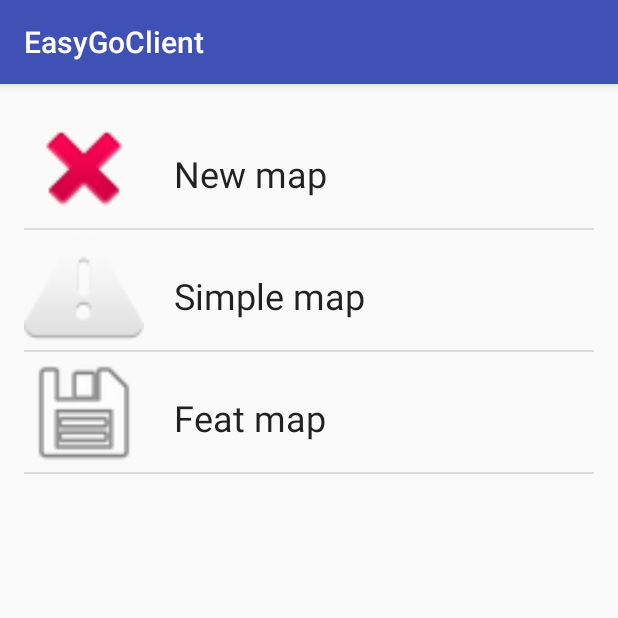
After one commit to AnastasiaFe/EasyGo, an Android app: the MapsActivity screen opened directly, with no data from a screen before it, on a phone screen of 412 x 824 dp, the top half of it. The commit adds this screen. Run offline under Robolectric (Android 15) with nearby library versions, the phone set to English and light mode, and no system bars; our stand-ins replace data binding.

Commit message:
Added Maps activity

```diff
--- a/EasyGoClient/app/src/main/AndroidManifest.xml
+++ b/EasyGoClient/app/src/main/AndroidManifest.xml
@@ -37,7 +37,8 @@
                 <category android:name="android.intent.category.LAUNCHER" />
             </intent-filter>
         </activity>
-        <activity android:name="ua.nure.easygo.activities.PointActivity"></activity>
+        <activity android:name="ua.nure.easygo.activities.PointActivity" />
+        <activity android:name="ua.nure.easygo.activities.MapsActivity"></activity>
     </application>
 
 </manifest>
--- /dev/null
+++ b/EasyGoClient/app/src/main/java/ua/nure/easygo/activities/MapsActivity.java
@@ -0,0 +1,36 @@
+package ua.nure.easygo.activities;
+
+import android.content.Intent;
+import android.support.v7.app.AppCompatActivity;
+import android.os.Bundle;
+import android.view.View;
+import android.widget.AdapterView;
+import android.widget.ListView;
+
+import easygo.nure.ua.easygoclient.BR;
+import easygo.nure.ua.easygoclient.R;
+import ua.nure.easygo.adapters.BaseBindableAdapter;
+import ua.nure.easygo.model.Map;
+import ua.nure.easygo.rest.ControllerStub;
+
+public class MapsActivity extends AppCompatActivity implements AdapterView.OnItemClickListener {
+    public static final String EXTRA_MAP_ID = "map_id";
+
+
+    @Override
+    protected void onCreate(Bundle savedInstanceState) {
+        super.onCreate(savedInstanceState);
+        setContentView(R.layout.activity_maps);
+        ListView listView = (ListView) findViewById(R.id.list_maps);
+        listView.setAdapter(new BaseBindableAdapter<Map>(this, new ControllerStub().getMaps().getMaps(), R.layout.map_item, BR.map));
+        listView.setOnItemClickListener(this);
+    }
+
+    @Override
+    public void onItemClick(AdapterView<?> parent, View view, int position, long id) {
+        Intent res = new Intent();
+        res.putExtra(EXTRA_MAP_ID, position);
+        setResult(RESULT_OK, res);
+        finish();
+    }
+}
--- a/EasyGoClient/app/src/main/java/ua/nure/easygo/activities/PointActivity.java
+++ b/EasyGoClient/app/src/main/java/ua/nure/easygo/activities/PointActivity.java
@@ -11,13 +11,15 @@ import ua.nure.easygo.rest.ControllerStub;
 
 public class PointActivity extends AppCompatActivity {
 
+    public static final String EXTRA_POINT_ID="point_id";
+
     @Override
     protected void onCreate(Bundle savedInstanceState) {
         super.onCreate(savedInstanceState);
 
         ActivityPointBinding binding = DataBindingUtil.setContentView(this, R.layout.activity_point);
         Point p;
-        p = new ControllerStub().getMap().getPoints().get(1);
+        p = new ControllerStub().getMap(0).getPoints().get(1);
         binding.setPoint(p);
 
     }
--- /dev/null
+++ b/EasyGoClient/app/src/main/java/ua/nure/easygo/adapters/BaseBindableAdapter.java
@@ -0,0 +1,107 @@
+package ua.nure.easygo.adapters;
+
+import android.content.Context;
+import android.database.DataSetObserver;
+import android.databinding.DataBindingUtil;
+import android.databinding.ViewDataBinding;
+import android.databinding.tool.DataBinder;
+import android.provider.ContactsContract;
+import android.support.annotation.LayoutRes;
+import android.view.LayoutInflater;
+import android.view.View;
+import android.view.ViewGroup;
+import android.widget.ListAdapter;
+
+import java.util.List;
+
+import easygo.nure.ua.easygoclient.BR;
+
+/**
+ * Created by Oleg on 19.10.2016.
+ */
+
+public class BaseBindableAdapter<T> implements ListAdapter {
+    protected LayoutInflater layoutInflater;
+    private final List<T> items;
+    private final int layoutId;
+    private final int bindVariableId;
+
+    public BaseBindableAdapter(Context context, List<T> items, @LayoutRes int layoutId, int bindVariableId) {
+        layoutInflater = (LayoutInflater) context.getSystemService(Context.LAYOUT_INFLATER_SERVICE);
+        this.items = items;
+        this.layoutId = layoutId;
+        this.bindVariableId = bindVariableId;
+    }
+
+    @Override
+    public boolean areAllItemsEnabled() {
+        return true;
+    }
+
+    @Override
+    public boolean isEnabled(int position) {
+        return true;
+    }
+
+    @Override
+    public void registerDataSetObserver(DataSetObserver observer) {
+
+    }
+
+    @Override
+    public void unregisterDataSetObserver(DataSetObserver observer) {
+
+    }
+
+    @Override
+    public int getCount() {
+        return items.size();
+    }
+
+    @Override
+    public Object getItem(int position) {
+        return items.get(position);
+    }
+
+    @Override
+    public long getItemId(int position) {
+        return 0;
+    }
+
+    @Override
+    public boolean hasStableIds() {
+        return false;
+    }
+
+    @Override
+    public View getView(int position, View convertView, ViewGroup parent) {
+        View v = convertView;
+        ViewDataBinding binding;
+        if (v == null) {
+            binding = DataBindingUtil.inflate(layoutInflater, layoutId, parent, false);
+            v = binding.getRoot();
+
+        } else {
+            binding = DataBindingUtil.getBinding(v);
+        }
+
+        binding.setVariable(bindVariableId, getItem(position));
+
+        return v;
+    }
+
+    @Override
+    public int getItemViewType(int position) {
+        return 0;
+    }
+
+    @Override
+    public int getViewTypeCount() {
+        return 1;
+    }
+
+    @Override
+    public boolean isEmpty() {
+        return items.isEmpty();
+    }
+}
--- a/EasyGoClient/app/src/main/java/ua/nure/easygo/model/Map.java
+++ b/EasyGoClient/app/src/main/java/ua/nure/easygo/model/Map.java
@@ -1,4 +1,6 @@
 package ua.nure.easygo.model;
+
+import android.graphics.Bitmap;
 
 import java.util.List;
 
@@ -9,13 +11,23 @@ import java.util.List;
 public class Map {
     private List<Point> points;
     private String name;
+    private Bitmap icon;
 
     public Map() {
     }
 
-    public Map(List<Point> points, String name) {
+    public Map(List<Point> points, String name, Bitmap icon) {
         this.points = points;
         this.name = name;
+        this.icon = icon;
+    }
+
+    public Bitmap getIcon() {
+        return icon;
+    }
+
+    public void setIcon(Bitmap icon) {
+        this.icon = icon;
     }
 
     public List<Point> getPoints() {
--- a/EasyGoClient/app/src/main/java/ua/nure/easygo/rest/Controller.java
+++ b/EasyGoClient/app/src/main/java/ua/nure/easygo/rest/Controller.java
@@ -1,11 +1,13 @@
 package ua.nure.easygo.rest;
 
 import ua.nure.easygo.model.Map;
+import ua.nure.easygo.model.MapList;
 
 /**
  * Created by Oleg on 18.10.2016.
  */
 
 public interface Controller {
-    Map getMap();
+    Map getMap(int id);
+    MapList getMaps();
 }
--- /dev/null
+++ b/EasyGoClient/app/src/main/res/layout/activity_maps.xml
@@ -0,0 +1,17 @@
+<?xml version="1.0" encoding="utf-8"?>
+<LinearLayout xmlns:android="http://schemas.android.com/apk/res/android"
+    xmlns:tools="http://schemas.android.com/tools"
+    android:id="@+id/activity_maps"
+    android:layout_width="match_parent"
+    android:layout_height="match_parent"
+    android:paddingBottom="@dimen/activity_vertical_margin"
+    android:paddingLeft="@dimen/activity_horizontal_margin"
+    android:paddingRight="@dimen/activity_horizontal_margin"
+    android:paddingTop="@dimen/activity_vertical_margin"
+    tools:context="ua.nure.easygo.activities.MapsActivity">
+
+    <ListView
+        android:layout_width="match_parent"
+        android:layout_height="match_parent"
+        android:id="@+id/list_maps" />
+</LinearLayout>
--- /dev/null
+++ b/EasyGoClient/app/src/main/res/layout/map_item.xml
@@ -0,0 +1,39 @@
+<?xml version="1.0" encoding="utf-8"?>
+<layout xmlns:bind="http://schemas.android.com/tools">
+
+    <data>
+
+        <variable
+            name="map"
+            type="ua.nure.easygo.model.Map" />
+    </data>
+
+    <RelativeLayout xmlns:android="http://schemas.android.com/apk/res/android"
+        xmlns:app="http://schemas.android.com/apk/res-auto"
+        android:layout_width="match_parent"
+        android:layout_height="match_parent">
+
+        <ImageView
+            android:id="@+id/imageView"
+            android:layout_width="80dp"
+            android:layout_height="80dp"
+            android:layout_alignParentLeft="true"
+            android:layout_alignParentStart="true"
+            android:layout_alignParentTop="true"
+            bind:imageBitmap="@{map.icon}"
+            />
+
+        <TextView
+            android:id="@+id/text_name"
+            android:layout_width="wrap_content"
+            android:layout_height="wrap_content"
+            android:layout_alignParentTop="true"
+            android:layout_marginLeft="20dp"
+            android:layout_marginStart="20dp"
+            android:layout_marginTop="27dp"
+            android:layout_toEndOf="@+id/imageView"
+            android:layout_toRightOf="@+id/imageView"
+            android:text="@{map.name}"
+            android:textAppearance="@style/TextAppearance.AppCompat.Headline" />
+    </RelativeLayout>
+</layout>
--- a/EasyGoClient/app/src/main/res/menu/main.xml
+++ b/EasyGoClient/app/src/main/res/menu/main.xml
@@ -2,8 +2,8 @@
 <menu xmlns:android="http://schemas.android.com/apk/res/android"
     xmlns:app="http://schemas.android.com/apk/res-auto">
     <item
-        android:id="@+id/action_settings"
+        android:id="@+id/show_maps"
         android:orderInCategory="100"
-        android:title="@string/action_settings"
+        android:title="Show maps"
         app:showAsAction="never" />
 </menu>
```
Also changed, not shown: EasyGoClient/app/src/main/java/ua/nure/easygo/activities/MapActivity.java (+59 -2 lines), EasyGoClient/app/src/main/java/ua/nure/easygo/adapters/MapsAdapter.java (added, +27 -0 lines), EasyGoClient/app/src/main/java/ua/nure/easygo/model/MapList.java (added, +26 -0 lines), EasyGoClient/app/src/main/java/ua/nure/easygo/rest/ControllerStub.java (+22 -4 lines), EasyGoClient/app/src/main/java/ua/nure/easygo/utils/GoogleMapAdapter.java (+16 -8 lines), EasyGoClient/app/src/main/java/ua/nure/easygo/utils/binding/Utils.java (added, +16 -0 lines).
